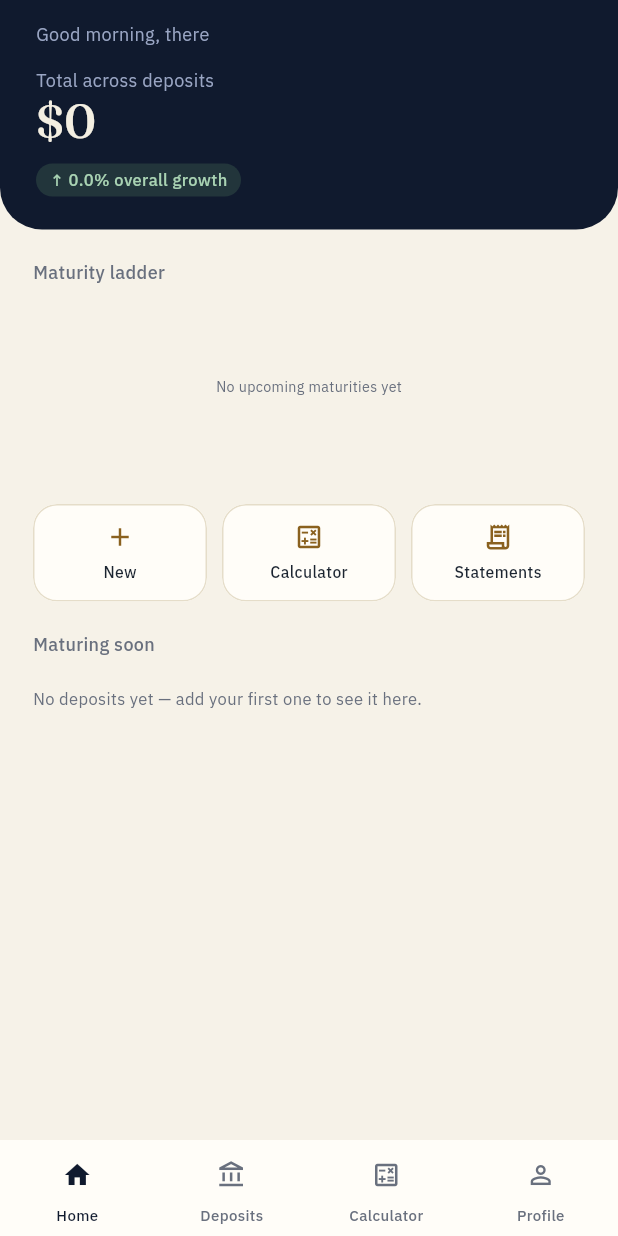
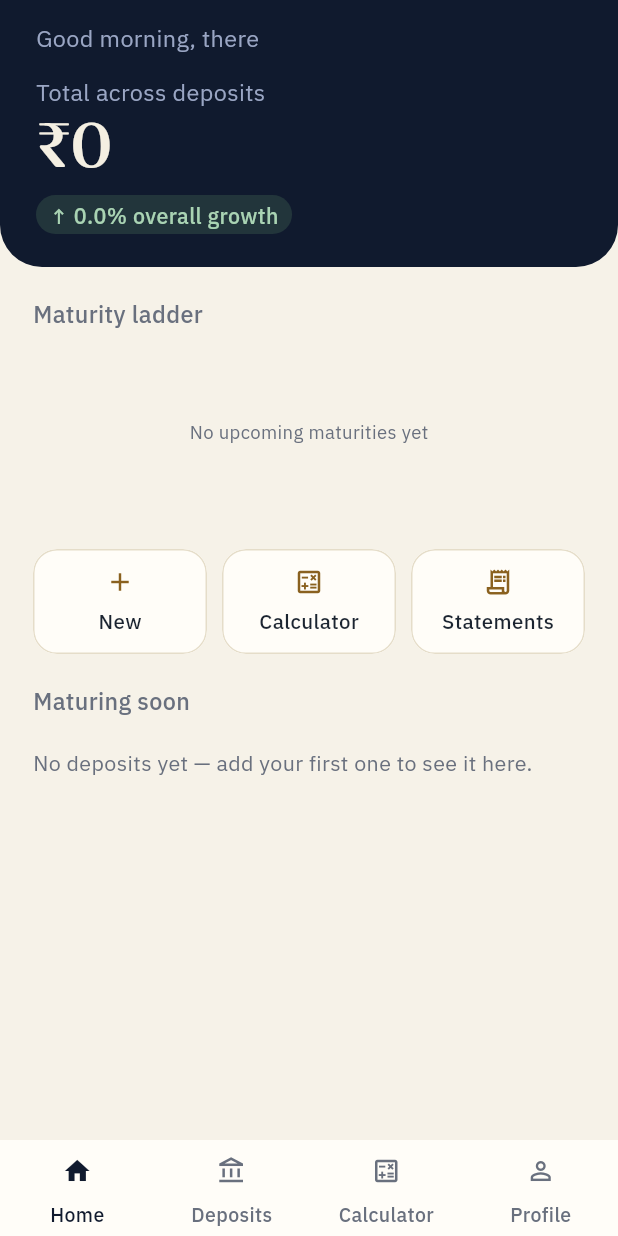
Before and after one commit to SarveshP16/FixedWise, a Flutter app: the screen it shows after launch, on a phone screen of 412 x 824 dp. Run offline on Flutter 3.47's test engine with Material 3 defaults, Android fonts, the light colour scheme and no system bars; our stand-ins replace file_picker, flutter_local_notifications, flutter_riverpod, flutter_timezone, go_router, google_fonts and 6 more; accounts and stored records are empty.

Commit message:
Fix on-device issues: permission nag, unsaved settings, currency, font size, status bar, opened date
- Ask for notification/exact-alarm permissions at most once ever, not on
  every launch — the exact-alarm grant deep-links to a full-screen OS
  Settings page, so re-asking every cold start hijacked app open.
- Profile's name/currency fields now save on every keystroke via real
  TextEditingControllers, instead of only on keyboard "done" with a
  TextFormField initialValue that never reflected provider changes.
- Default currency is now the rupee (₹), not a locale-detection guess.
- Scale every AppTypography size up 1.3x — the mockup's CSS px values
  are calibrated for its own ~296px miniature demo frame, not a real
  device's logical width, so text was rendering far too small.
- Dashboard nests a light-icon status-bar AnnotatedRegion over the
  app-wide dark-icon default, so status bar icons no longer disappear
  into its dark hero header.
- New Deposit form: bank hint changed to a real bank name (Axis Bank),
  and a new "Opened date" picker so onboarding an existing FD no longer
  silently forces today's date as its start date.

```diff
--- a/lib/app.dart
+++ b/lib/app.dart
@@ -1,8 +1,21 @@
 import 'package:flutter/material.dart';
+import 'package:flutter/services.dart';
 import 'package:flutter_riverpod/flutter_riverpod.dart';
 
 import 'core/router/app_router.dart';
 import 'core/theme/app_theme.dart';
+
+/// App-wide default status bar style: dark icons, since every screen
+/// except the Dashboard has a light "paper" background right at the top.
+/// `DashboardScreen` nests its own `AnnotatedRegion` with
+/// [SystemUiOverlayStyle.light] around its dark hero, which overrides
+/// this default while it's the active screen and reverts automatically
+/// once it isn't.
+const _defaultSystemOverlayStyle = SystemUiOverlayStyle(
+  statusBarColor: Colors.transparent,
+  statusBarIconBrightness: Brightness.dark,
+  statusBarBrightness: Brightness.light,
+);
 
 class FixedWiseApp extends ConsumerWidget {
   const FixedWiseApp({super.key});
@@ -10,11 +23,14 @@ class FixedWiseApp extends ConsumerWidget {
   @override
   Widget build(BuildContext context, WidgetRef ref) {
     final router = ref.watch(appRouterProvider);
-    return MaterialApp.router(
-      title: 'FixedWise',
-      debugShowCheckedModeBanner: false,
-      theme: AppTheme.light(),
-      routerConfig: router,
+    return AnnotatedRegion<SystemUiOverlayStyle>(
+      value: _defaultSystemOverlayStyle,
+      child: MaterialApp.router(
+        title: 'FixedWise',
+        debugShowCheckedModeBanner: false,
+        theme: AppTheme.light(),
+        routerConfig: router,
+      ),
     );
   }
 }
--- a/lib/core/theme/app_typography.dart
+++ b/lib/core/theme/app_typography.dart
@@ -15,13 +15,22 @@ import 'app_colors.dart';
 /// per-weight instances of Fraunces, not its true variable "opsz" optical-
 /// size axis from the mockup's `@import` — approximated here by picking a
 /// weight/size per role rather than reproducing the axis.
+///
+/// Every size below is still written as the mockup's literal CSS px value
+/// (so it stays traceable to the source), but scaled up by [_scale] before
+/// use — the mockup itself is a ~296px-wide miniature demo graphic, not a
+/// real phone's ~390-430dp logical width, so mapping its px values 1:1 to
+/// Flutter's logical pixels rendered every real device's text far smaller
+/// than intended (reported as "font looks very small" on an actual phone).
 abstract final class AppTypography {
+  static const double _scale = 1.3;
+
   static TextStyle _fraunces({
     required double size,
     FontWeight weight = FontWeight.w500,
     Color? color,
   }) => GoogleFonts.fraunces(
-    fontSize: size,
+    fontSize: size * _scale,
     fontWeight: weight,
     color: color,
     height: 1.15,
@@ -31,7 +40,7 @@ abstract final class AppTypography {
     required double size,
     FontWeight weight = FontWeight.w400,
     Color? color,
-  }) => GoogleFonts.ibmPlexSans(fontSize: size, fontWeight: weight, color: color);
+  }) => GoogleFonts.ibmPlexSans(fontSize: size * _scale, fontWeight: weight, color: color);
 
   // ---- Fraunces (serif): headings, big figures, chip initials ----
 
--- a/lib/features/calculator/presentation/widgets/deposit_form_fields.dart
+++ b/lib/features/calculator/presentation/widgets/deposit_form_fields.dart
@@ -76,7 +76,7 @@ class _DepositFormFieldsState extends State<DepositFormFields> {
               TextField(
                 controller: _bankController,
                 style: AppTypography.inputText,
-                decoration: const InputDecoration(hintText: 'e.g. Anchor Bank'),
+                decoration: const InputDecoration(hintText: 'e.g. Axis Bank'),
                 onChanged: (value) => _emit(_draft.copyWith(bankName: value)),
               ),
               if (widget.bankSuggestions.isNotEmpty) ...[
--- a/lib/features/dashboard/presentation/screens/dashboard_screen.dart
+++ b/lib/features/dashboard/presentation/screens/dashboard_screen.dart
@@ -1,4 +1,5 @@
 import 'package:flutter/material.dart';
+import 'package:flutter/services.dart';
 import 'package:flutter_riverpod/flutter_riverpod.dart';
 
 import '../../../../core/widgets/section_title.dart';
@@ -16,7 +17,17 @@ class DashboardScreen extends ConsumerWidget {
   Widget build(BuildContext context, WidgetRef ref) {
     final summary = ref.watch(dashboardSummaryProvider);
 
-    return Scaffold(
+    return AnnotatedRegion<SystemUiOverlayStyle>(
+      // The hero header at the top of this screen is dark, unlike every
+      // other screen's light "paper" top — needs light (white) status bar
+      // icons or they merge into it. See app.dart's default for the rest
+      // of the app.
+      value: const SystemUiOverlayStyle(
+        statusBarColor: Colors.transparent,
+        statusBarIconBrightness: Brightness.light,
+        statusBarBrightness: Brightness.dark,
+      ),
+      child: Scaffold(
         body: SingleChildScrollView(
           child: Column(
             crossAxisAlignment: CrossAxisAlignment.stretch,
@@ -49,6 +60,7 @@ class DashboardScreen extends ConsumerWidget {
             ],
           ),
         ),
+      ),
     );
   }
 }
```
Also changed, not shown: lib/core/notifications/maturity_reminder_service.dart (+19 -8 lines), lib/core/utils/currency_formatter.dart (+12 -18 lines), lib/features/deposits/presentation/screens/new_deposit_screen.dart (+29 -1 lines), lib/features/profile/data/settings_repository.dart (+12 -0 lines), lib/features/profile/presentation/screens/profile_screen.dart (+71 -38 lines), lib/main.dart (+11 -1 lines), 2 other files. Lines whose indentation alone changed are shown as unchanged.
